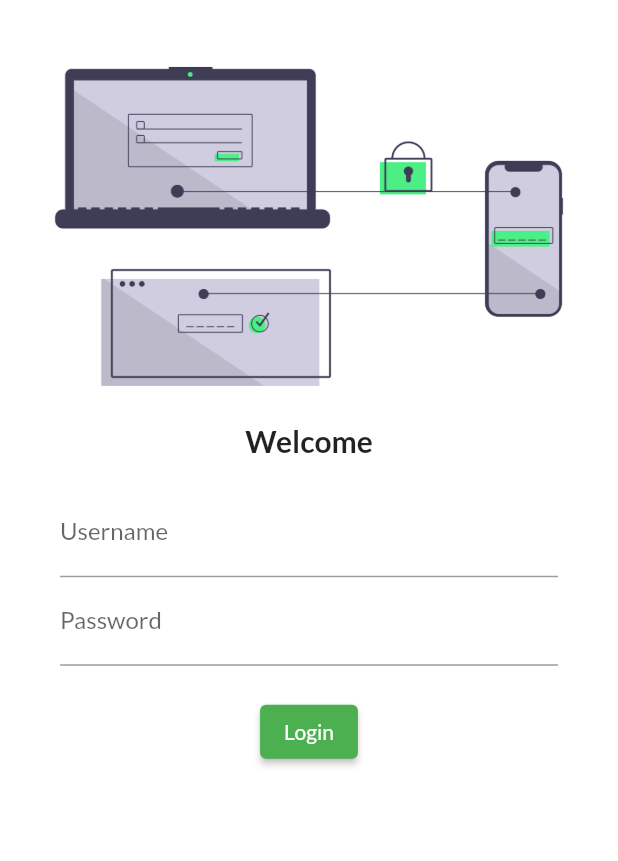
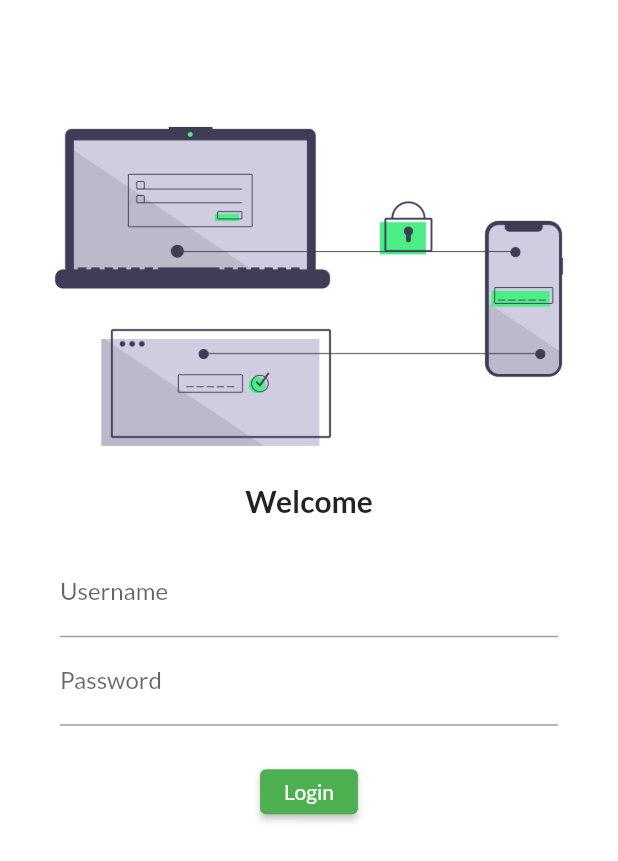
Before and after one commit to ratRaceParticipant/flutterDep, a Flutter app: the screen it shows after launch, on a phone screen of 412 x 824 dp. Shown: the top 861 px of the screen. Run offline on Flutter 3.47's test engine with Material 2 defaults, Android fonts, the phone set to English and light mode, and no system bars; our stand-ins replace google_fonts.

```diff
--- a/lib/main.dart
+++ b/lib/main.dart
@@ -1,6 +1,7 @@
 import 'package:flutter/material.dart';
 import 'package:flutter_application_1/pages/home_page.dart';
 import 'package:flutter_application_1/pages/login_page.dart';
+import 'package:flutter_application_1/utils/myRoute.dart';
 import 'package:google_fonts/google_fonts.dart';
 
 void main() {
@@ -20,8 +21,8 @@ class MyApp extends StatelessWidget {
       initialRoute: "/login",
       routes: {
         "/": (context) => LoginPage(),
-        "/login": (context) => LoginPage(),
-        "/home": (context) => HomePage(),
+        MyRoute.loginRoute: (context) => LoginPage(),
+        MyRoute.homeRoute: (context) => HomePage(),
       },
     );
   }
--- a/lib/pages/login_page.dart
+++ b/lib/pages/login_page.dart
@@ -1,4 +1,6 @@
 import 'package:flutter/material.dart';
+import 'package:flutter_application_1/utils/myRoute.dart';
+import 'package:google_fonts/google_fonts.dart';
 
 class LoginPage extends StatelessWidget {
   const LoginPage({super.key});
@@ -6,12 +8,13 @@ class LoginPage extends StatelessWidget {
   @override
   Widget build(BuildContext context) {
     return Material(
+      key: key,
       color: Colors.white,
-      child: Center(
+      child: SingleChildScrollView(
           child: Column(
         children: [
           const SizedBox(
-            height: 20.0,
+            height: 60.0,
           ),
           Image.asset(
             "assets/images/login_image_2.png",
@@ -29,6 +32,12 @@ class LoginPage extends StatelessWidget {
             child: Column(
               children: [
                 TextFormField(
+                  validator: (value) {
+                    if (value!.isEmpty) {
+                      return "Username Cannot be null";
+                    } else
+                      return null;
+                  },
                   decoration: InputDecoration(
                       hintText: "Enter Username", labelText: "Username"),
                 ),
@@ -46,8 +55,11 @@ class LoginPage extends StatelessWidget {
             height: 20.0,
           ),
           ElevatedButton(
+            style: TextButton.styleFrom(minimumSize: Size(20.0, 30.0)),
             child: Text("Login"),
-            onPressed: () {},
+            onPressed: () {
+              Navigator.pushNamed(context, MyRoute.homeRoute);
+            },
           )
         ],
       )),
--- /dev/null
+++ b/lib/utils/myRoute.dart
@@ -0,0 +1,4 @@
+class MyRoute {
+  static var homeRoute = "/home";
+  static var loginRoute = "/login";
+}
```
Also changed, not shown: 3 other files.
